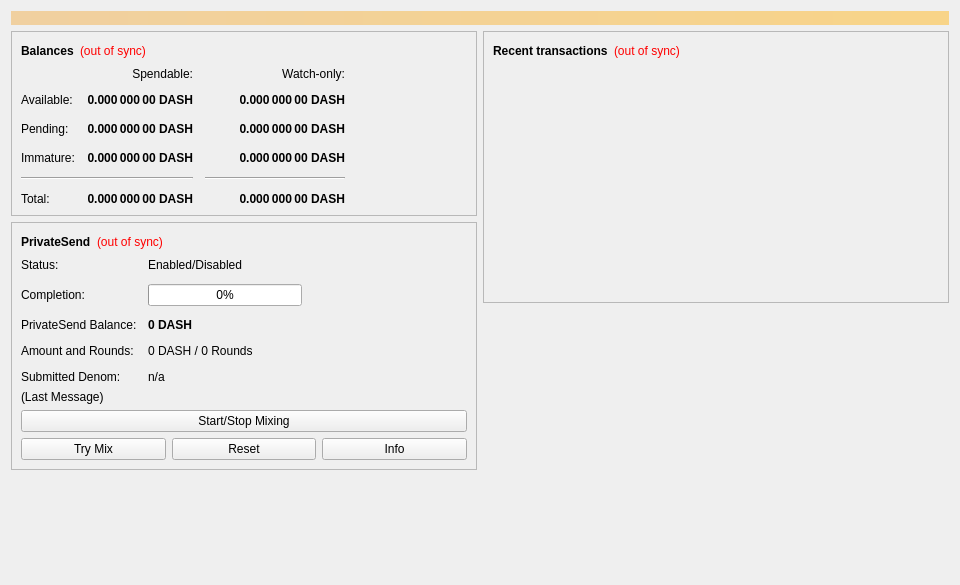
mazanetwork/maza, file src/qt/forms/overviewpage.ui: the form before one commit.
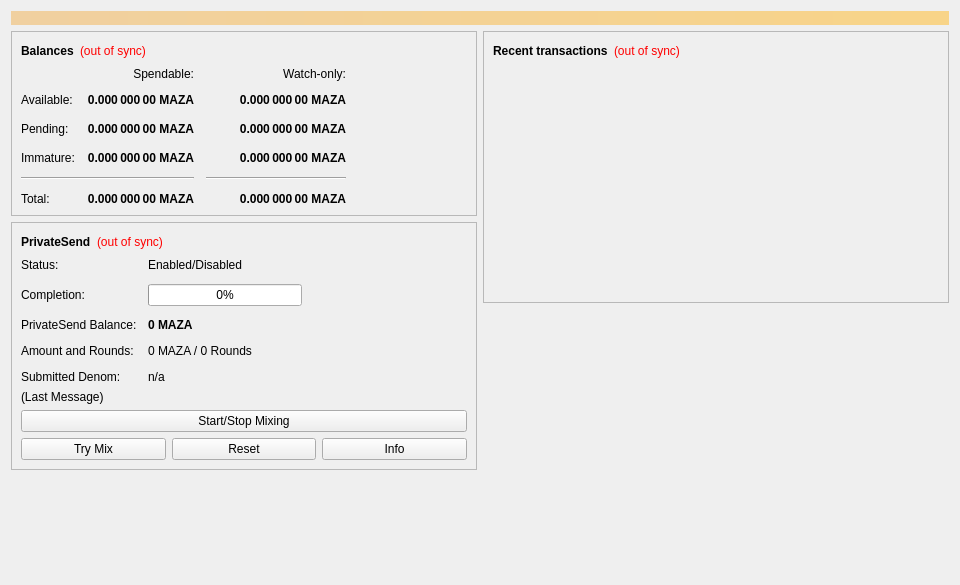
The form after the commit.

```diff
--- a/src/qt/forms/overviewpage.ui
+++ b/src/qt/forms/overviewpage.ui
@@ -118,7 +118,7 @@
                <string>Unconfirmed transactions to watch-only addresses</string>
               </property>
               <property name="text">
-               <string notr="true">0.000 000 00 DASH</string>
+               <string notr="true">0.000 000 00 MAZA</string>
               </property>
               <property name="alignment">
                <set>Qt::AlignRight|Qt::AlignTrailing|Qt::AlignVCenter</set>
@@ -143,7 +143,7 @@
                <string>Total of transactions that have yet to be confirmed, and do not yet count toward the spendable balance</string>
               </property>
               <property name="text">
-               <string notr="true">0.000 000 00 DASH</string>
+               <string notr="true">0.000 000 00 MAZA</string>
               </property>
               <property name="alignment">
                <set>Qt::AlignRight|Qt::AlignTrailing|Qt::AlignVCenter</set>
@@ -168,7 +168,7 @@
                <string>Mined balance in watch-only addresses that has not yet matured</string>
               </property>
               <property name="text">
-               <string notr="true">0.000 000 00 DASH</string>
+               <string notr="true">0.000 000 00 MAZA</string>
               </property>
               <property name="alignment">
                <set>Qt::AlignRight|Qt::AlignTrailing|Qt::AlignVCenter</set>
@@ -226,7 +226,7 @@
                <string>Mined balance that has not yet matured</string>
               </property>
               <property name="text">
-               <string notr="true">0.000 000 00 DASH</string>
+               <string notr="true">0.000 000 00 MAZA</string>
               </property>
               <property name="alignment">
                <set>Qt::AlignRight|Qt::AlignTrailing|Qt::AlignVCenter</set>
@@ -271,7 +271,7 @@
                <string>Your current total balance</string>
               </property>
               <property name="text">
-               <string notr="true">0.000 000 00 DASH</string>
+               <string notr="true">0.000 000 00 MAZA</string>
               </property>
               <property name="alignment">
                <set>Qt::AlignRight|Qt::AlignTrailing|Qt::AlignVCenter</set>
@@ -296,7 +296,7 @@
                <string>Current total balance in watch-only addresses</string>
               </property>
               <property name="text">
-               <string notr="true">0.000 000 00 DASH</string>
+               <string notr="true">0.000 000 00 MAZA</string>
               </property>
               <property name="alignment">
                <set>Qt::AlignRight|Qt::AlignTrailing|Qt::AlignVCenter</set>
@@ -338,7 +338,7 @@
                <string>Your current spendable balance</string>
               </property>
               <property name="text">
-               <string notr="true">0.000 000 00 DASH</string>
+               <string notr="true">0.000 000 00 MAZA</string>
               </property>
               <property name="alignment">
                <set>Qt::AlignRight|Qt::AlignTrailing|Qt::AlignVCenter</set>
@@ -363,7 +363,7 @@
                <string>Your current balance in watch-only addresses</string>
               </property>
               <property name="text">
-               <string notr="true">0.000 000 00 DASH</string>
+               <string notr="true">0.000 000 00 MAZA</string>
               </property>
               <property name="alignment">
                <set>Qt::AlignRight|Qt::AlignTrailing|Qt::AlignVCenter</set>
@@ -514,7 +514,7 @@
                </font>
               </property>
               <property name="text">
-               <string notr="true">0 DASH</string>
+               <string notr="true">0 MAZA</string>
               </property>
              </widget>
             </item>
@@ -528,7 +528,7 @@
             <item row="3" column="1">
              <widget class="QLabel" name="labelAmountRounds">
               <property name="text">
-               <string>0 DASH / 0 Rounds</string>
+               <string>0 MAZA / 0 Rounds</string>
               </property>
              </widget>
             </item>
```
Left out of the diff: 8 changed lines with no effect on the pictures.
